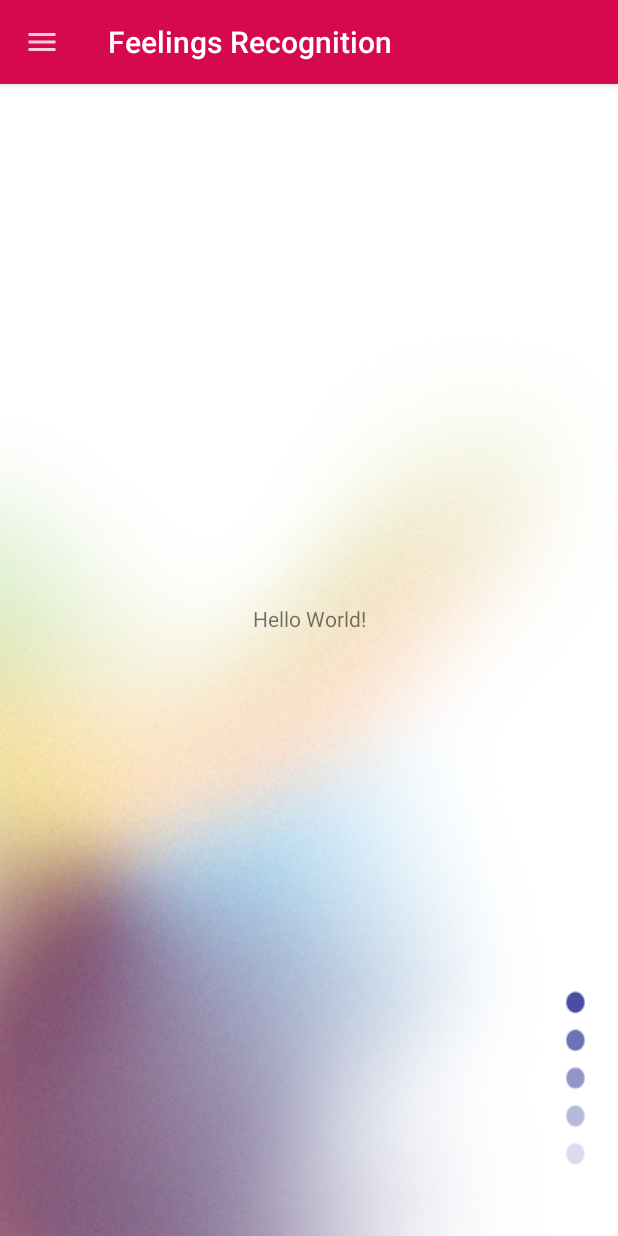
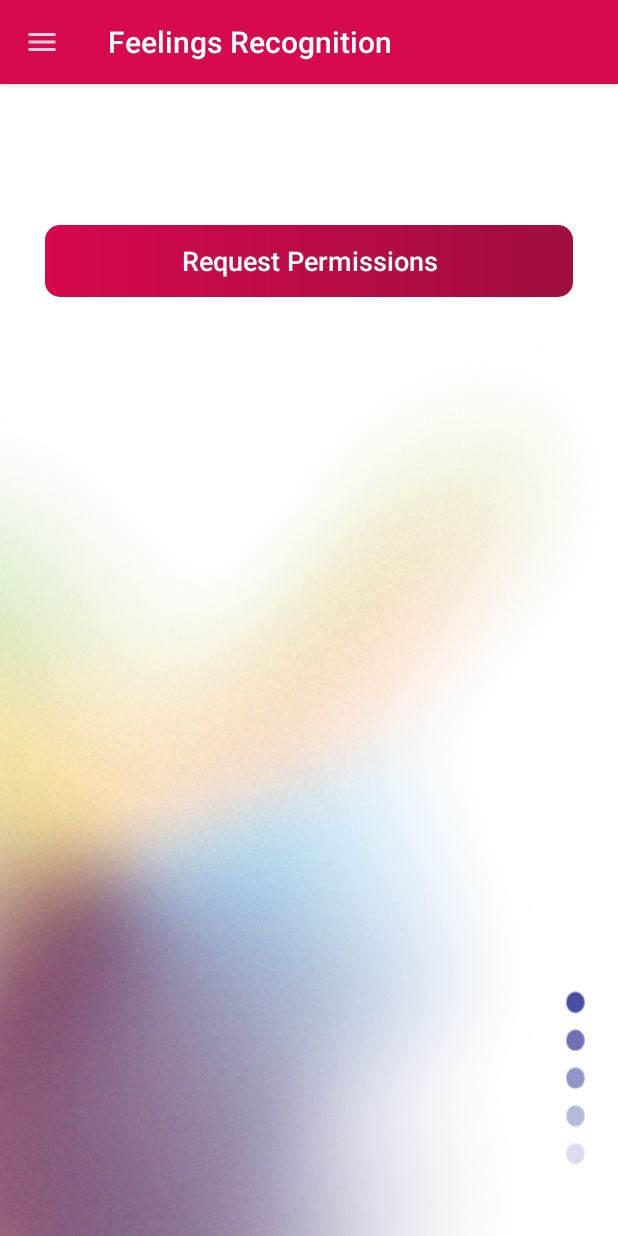
Before and after one commit to George-Anto/feelingsRecognitionAndroidApp, an Android app: the screen it shows after launch once a user with an empty profile is signed in (MainActivity), on a phone screen of 412 x 824 dp. Run offline under Robolectric (Android 15) with nearby library versions, the phone set to English and light mode, and no system bars; our stand-ins replace Firebase (no records; nobody signed in at launch, a user with empty details on screens opened directly); 4 statements that could not run were skipped.

Commit message:
Necessary permissions asked to the user

```diff
--- a/app/src/main/AndroidManifest.xml
+++ b/app/src/main/AndroidManifest.xml
@@ -6,6 +6,10 @@
     <uses-permission android:name="android.permission.INTERNET" />
     <uses-permission android:name="android.permission.ACCESS_NETWORK_STATE" />
     <uses-permission android:name="android.permission.READ_EXTERNAL_STORAGE" />
+    <uses-permission android:name="android.permission.WRITE_EXTERNAL_STORAGE"
+        tools:ignore="ScopedStorage" />
+    <uses-permission android:name="android.permission.CAMERA"/>
+    <uses-permission android:name="android.permission.RECORD_AUDIO"/>
 
     <application
         android:allowBackup="true"
--- a/app/src/main/java/com/example/firebaselogin/activities/MyProfileActivity.kt
+++ b/app/src/main/java/com/example/firebaselogin/activities/MyProfileActivity.kt
@@ -28,7 +28,7 @@ class MyProfileActivity : BaseActivity() {
 
     //Companion object to declare a constant
     companion object {
-        //A unique code for asking the Read Storage Permission using this we will check
+        //A unique code for asking the Read Storage Permission, using this we will check
         //and identify if the user gave permission for this action
         //in the onRequestPermissionsResult() function
         private const val READ_STORAGE_PERMISSION_CODE = 1
--- a/app/src/main/res/layout/content_main.xml
+++ b/app/src/main/res/layout/content_main.xml
@@ -1,20 +1,29 @@
 <?xml version="1.0" encoding="utf-8"?>
-<androidx.constraintlayout.widget.ConstraintLayout xmlns:android="http://schemas.android.com/apk/res/android"
-    xmlns:app="http://schemas.android.com/apk/res-auto"
+<LinearLayout xmlns:android="http://schemas.android.com/apk/res/android"
     xmlns:tools="http://schemas.android.com/tools"
     android:layout_width="match_parent"
     android:layout_height="match_parent"
     android:background="@drawable/ic_background"
+    android:orientation="vertical"
+    android:layout_gravity="center"
     tools:context=".activities.MainActivity">
 
-    <TextView
-        android:id="@+id/tv_user_name"
-        android:layout_width="wrap_content"
+    <Button
+        android:id="@+id/btn_main_request_permissions"
+        android:layout_width="match_parent"
         android:layout_height="wrap_content"
-        android:text="Hello World!"
-        app:layout_constraintBottom_toBottomOf="parent"
-        app:layout_constraintLeft_toLeftOf="parent"
-        app:layout_constraintRight_toRightOf="parent"
-        app:layout_constraintTop_toTopOf="parent" />
+        android:layout_gravity="center"
+        android:layout_marginTop="150dp"
+        android:layout_marginLeft="30dp"
+        android:layout_marginRight="30dp"
+        android:background="@drawable/shape_button_rounded"
+        android:foreground="?attr/selectableItemBackground"
+        android:gravity="center"
+        android:paddingTop="@dimen/btn_paddingTopBottom"
+        android:paddingBottom="@dimen/btn_paddingTopBottom"
+        android:text="@string/request_multiple_permissions"
+        android:textAllCaps="false"
+        android:textColor="@android:color/white"
+        android:textSize="@dimen/btn_text_size"/>
 
-</androidx.constraintlayout.widget.ConstraintLayout>
+</LinearLayout>
--- a/app/src/main/res/values/strings.xml
+++ b/app/src/main/res/values/strings.xml
@@ -20,6 +20,9 @@
 
     <string name="nav_my_profile">My Profile</string>
     <string name="nav_sign_out">Sign Out</string>
+    <string name="multiple_permissions_denied">You denied some of the necessary permissions.
+        You can also allow them from settings.</string>
+    <string name="request_multiple_permissions">Request Permissions</string>
 
     <string name="mobile">Mobile</string>
     <string name="update">UPDATE</string>
```
Also changed, not shown: app/src/main/java/com/example/firebaselogin/activities/MainActivity.kt (+74 -0 lines).
